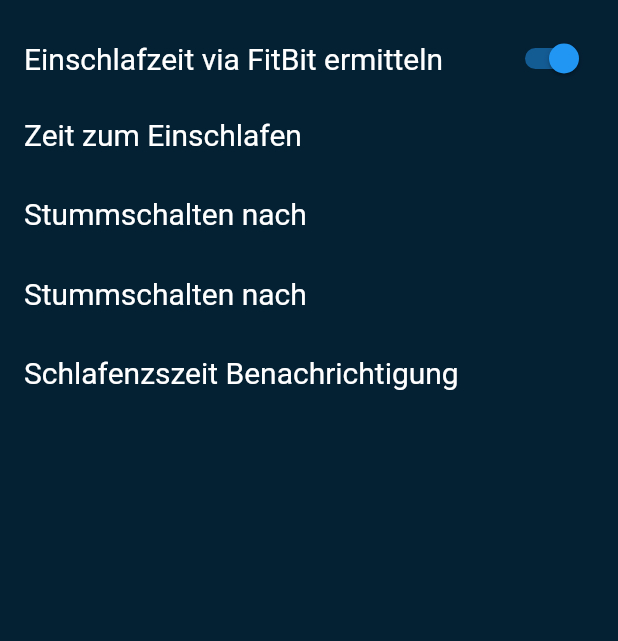
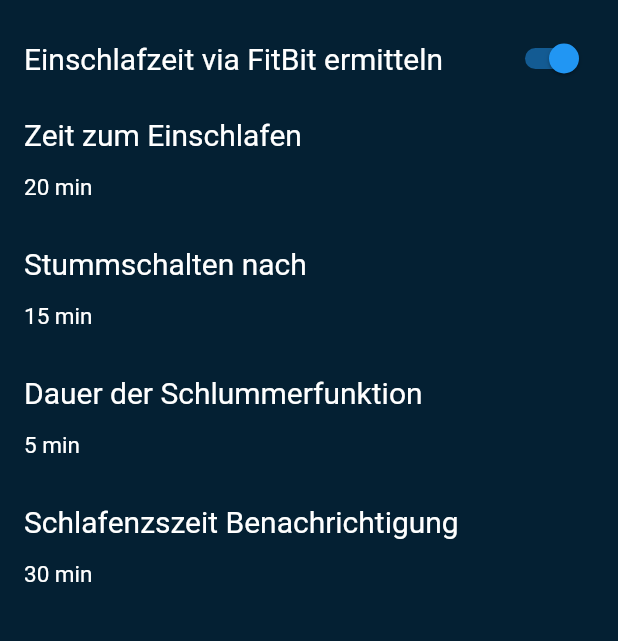
Before and after one commit to Murks1/Weckers, a Flutter app: the screen it shows after launch, item 3 of the bottom bar chosen, on a phone screen of 412 x 824 dp, the part 414-1055 px from its top. Run offline on Flutter 3.47's test engine with Material 2 defaults, Android fonts, the phone set to English and light mode, and no system bars; our stand-ins replace shared_preferences.

Commit message:
Erweiterung und Fehlerbehebung an Oberflächen

```diff
--- a/lib/settings_page.dart
+++ b/lib/settings_page.dart
@@ -162,6 +162,17 @@ class SettingsPageState extends State<SettingsPage> {
                       ),
                     ),
                     Container(
+                      height: 15,
+                    ),
+                    Text(
+                      "20 min",
+                      style: TextStyle(
+                        color: Colors.white,
+                        fontFamily: 'Roboto',
+                        fontSize: 15,
+                      ),
+                    ),
+                    Container(
                       height: 30,
                     ),
                     Text(
@@ -173,14 +184,36 @@ class SettingsPageState extends State<SettingsPage> {
                       ),
                     ),
                     Container(
+                      height: 15,
+                    ),
+                    Text(
+                      "15 min",
+                      style: TextStyle(
+                        color: Colors.white,
+                        fontFamily: 'Roboto',
+                        fontSize: 15,
+                      ),
+                    ),
+                    Container(
                       height: 30,
                     ),
                     Text(
-                      "Stummschalten nach",
+                      "Dauer der Schlummerfunktion",
                       style: TextStyle(
                         color: Colors.white,
                         fontFamily: 'Roboto',
                         fontSize: 20,
+                      ),
+                    ),
+                    Container(
+                      height: 15,
+                    ),
+                    Text(
+                      "5 min",
+                      style: TextStyle(
+                        color: Colors.white,
+                        fontFamily: 'Roboto',
+                        fontSize: 15,
                       ),
                     ),
                     Container(
@@ -194,6 +227,17 @@ class SettingsPageState extends State<SettingsPage> {
                         fontSize: 20,
                       ),
                     ),
+                    Container(
+                      height: 15,
+                    ),
+                    Text(
+                      "30 min",
+                      style: TextStyle(
+                        color: Colors.white,
+                        fontFamily: 'Roboto',
+                        fontSize: 15,
+                      ),
+                    ),
                   ],
                 ),
               ))),
--- a/lib/wecker_display_widget.dart
+++ b/lib/wecker_display_widget.dart
@@ -31,7 +31,7 @@ class WeckerDisplayWidget extends StatelessWidget {
                   style: TextStyle(
                     color: Colors.white,
                     fontFamily: 'Roboto',
-                    fontSize: 30,
+                    fontSize: 25,
                   ),
                 ),
               ),
@@ -45,7 +45,7 @@ class WeckerDisplayWidget extends StatelessWidget {
             style: TextStyle(
               color: Colors.white,
               fontFamily: 'Roboto',
-              fontSize: 23,
+              fontSize: 20,
             ),
           ),
         ],
```
Also changed, not shown: lib/home_page.dart (+4 -4 lines), lib/neuerWecker_page.dart (+0 -21 lines).
